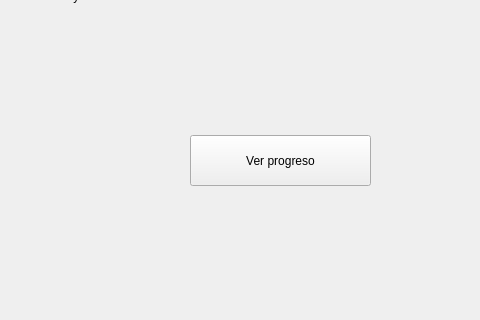
Old version of the form src/Vista/Ui/VistaMenuAtleta.ui in the repository danielreynaa/TrabajoPowerGym; both pictures show x 320 to 800 and y 105 to 425 of the 800 by 600 pixel window.
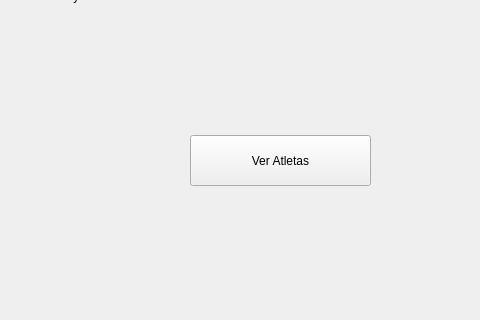
New version of the form.

Diff of the .ui file:
```diff
--- a/src/Vista/Ui/VistaMenuAtleta.ui
+++ b/src/Vista/Ui/VistaMenuAtleta.ui
@@ -24,7 +24,7 @@
      </rect>
     </property>
     <property name="text">
-     <string>Ver progreso</string>
+     <string>Ver Atletas</string>
     </property>
    </widget>
    <widget class="QPushButton" name="botonHistorial">
```
